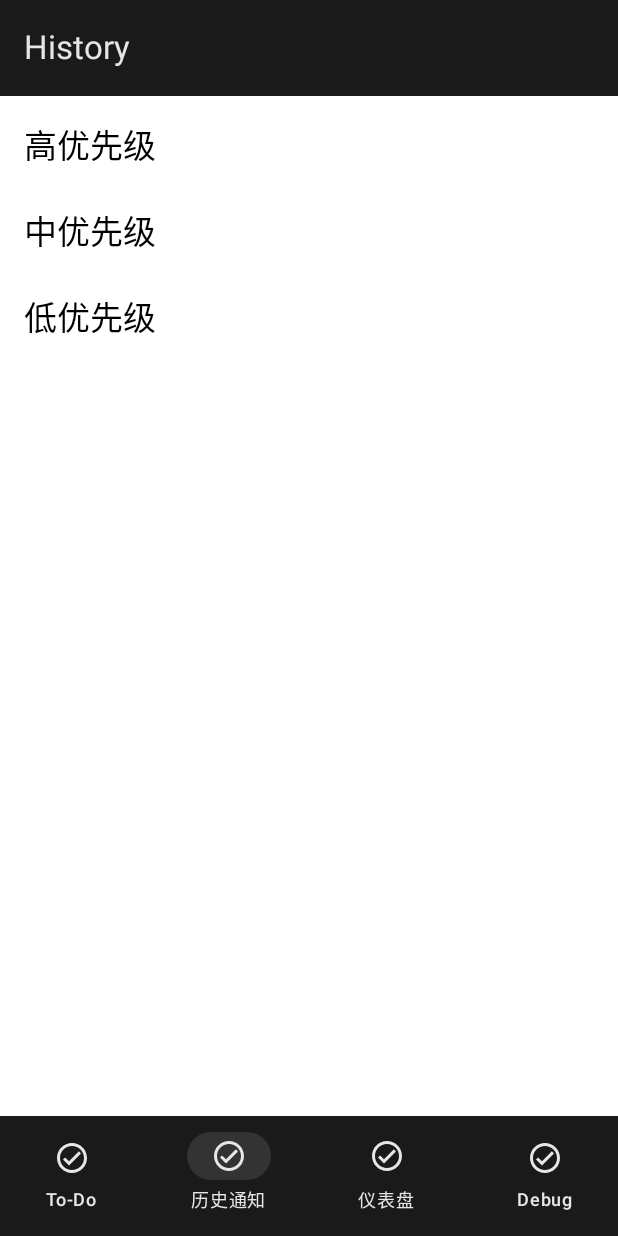
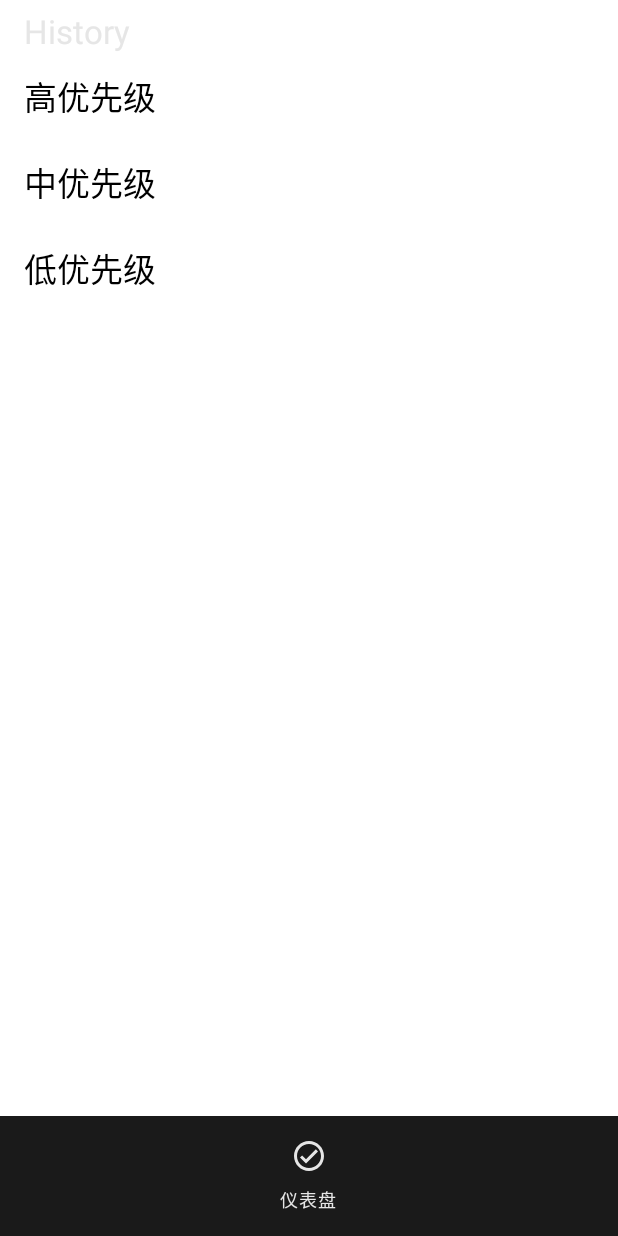
Before and after one commit to brill594/Zero, an Android app built with Jetpack Compose: the HistoryScreen screen opened through its navigation route, on a phone screen of 412 x 824 dp. Run offline under Robolectric (Android 15) with nearby library versions, the phone set to English and light mode, and no system bars; our stand-ins replace Room's generated code; 2 statements that could not run were skipped.

Commit message:
refactor(ui): 统一移除标题栏背景并将标题移至内容区顶部
重构各页面布局，删除标题栏背景，将标题移至内容区顶部并调整位置
简化导航栏，仅保留仪表盘入口，其他页面通过仪表盘内导航访问

```diff
--- a/app/src/main/java/com/Brill/zero/ui/nav/NavGraph.kt
+++ b/app/src/main/java/com/Brill/zero/ui/nav/NavGraph.kt
@@ -28,11 +28,9 @@ private data class NavItem(val label: String, val route: String)
 @Composable
 fun ZeroNavGraph(startDestination: String = "todos") {
     val nav = rememberNavController()
+    // 底部导航仅保留“仪表盘”，其余页面入口移至仪表盘页面内
     val items = listOf(
-        NavItem("To‑Do", "todos"),
-        NavItem("历史通知", "history"),
-        NavItem("仪表盘", "dashboard"),
-        NavItem("Debug", "debug")
+        NavItem("仪表盘", "dashboard")
     )
 
     val backStack by nav.currentBackStackEntryAsState()
@@ -67,10 +65,42 @@ fun ZeroNavGraph(startDestination: String = "todos") {
         }
     ) { padding ->
         NavHost(navController = nav, startDestination = startDestination, modifier = Modifier.padding(padding)) {
-            composable("dashboard") { DashboardScreen() }
-            composable("todos") { TodoScreen() }
-            composable("history") { HistoryScreen() }
-            composable("debug") { DebugScreen() }   // ★ 你的调试页
+            composable("dashboard") {
+                DashboardScreen(onNavigate = { route ->
+                    nav.navigate(route) {
+                        popUpTo(nav.graph.startDestinationId) { saveState = true }
+                        launchSingleTop = true
+                        restoreState = true
+                    }
+                })
+            }
+            composable("todos") {
+                TodoScreen(onOpenDashboard = {
+                    nav.navigate("dashboard") {
+                        popUpTo(nav.graph.startDestinationId) { saveState = true }
+                        launchSingleTop = true
+                        restoreState = true
+                    }
+                })
+            }
+            composable("history") {
+                HistoryScreen(onOpenDashboard = {
+                    nav.navigate("dashboard") {
+                        popUpTo(nav.graph.startDestinationId) { saveState = true }
+                        launchSingleTop = true
+                        restoreState = true
+                    }
+                })
+            }
+            composable("debug") {
+                DebugScreen(onOpenDashboard = {
+                    nav.navigate("dashboard") {
+                        popUpTo(nav.graph.startDestinationId) { saveState = true }
+                        launchSingleTop = true
+                        restoreState = true
+                    }
+                })
+            }
         }
     }
 }
--- a/app/src/main/java/com/Brill/zero/ui/screen/HistoryScreen.kt
+++ b/app/src/main/java/com/Brill/zero/ui/screen/HistoryScreen.kt
@@ -30,20 +30,22 @@ fun HistoryScreen() {
     val lows by repo.streamByPriority("LOW").collectAsState(initial = emptyList())
 
 
-    Scaffold(topBar = {
-        TopAppBar(
-            title = { Text("History") },
-            colors = TopAppBarDefaults.topAppBarColors(
-                containerColor = androidx.compose.ui.graphics.Color(0xFF1A1A1A),
-                titleContentColor = androidx.compose.ui.graphics.Color(0xFFE6E6E6)
-            )
+    Column(
+        modifier = Modifier
+            .fillMaxSize()
+            .padding(horizontal = 16.dp)
+    ) {
+        // 删除标题栏背景，并将标题上移至内容顶部
+        Text(
+            "History",
+            style = MaterialTheme.typography.titleLarge,
+            color = androidx.compose.ui.graphics.Color(0xFFE6E6E6),
+            modifier = Modifier.padding(top = 8.dp, bottom = 12.dp)
         )
-    }) { padding ->
+
         LazyColumn(
             Modifier
-                .fillMaxSize()
-                .padding(padding)
-                .padding(16.dp),
+                .fillMaxWidth(),
             verticalArrangement = Arrangement.spacedBy(8.dp)
         ) {
             item { Text("高优先级", style = MaterialTheme.typography.titleLarge) }
--- a/app/src/main/java/com/Brill/zero/ui/screen/TodoScreen.kt
+++ b/app/src/main/java/com/Brill/zero/ui/screen/TodoScreen.kt
@@ -26,22 +26,23 @@ fun TodoScreen() {
     val items by repo.openTodos.collectAsState(initial = emptyList())
     val scope = rememberCoroutineScope()
 
-    Scaffold(topBar = {
-        TopAppBar(
-            title = {
-                Text("To‑Do", style = MaterialTheme.typography.titleLarge)
-            },
-            colors = TopAppBarDefaults.topAppBarColors(
-                containerColor = Color(0xFF1A1A1A),
-                titleContentColor = Color(0xFFE6E6E6)
-            )
+    Column(
+        modifier = Modifier
+            .fillMaxSize()
+            .padding(horizontal = 16.dp)
+    ) {
+        // 删除标题栏背景，改为内容区标题，并上移到更靠近顶部
+        Text(
+            "To‑Do",
+            style = MaterialTheme.typography.titleLarge,
+            color = Color(0xFFE6E6E6),
+            modifier = Modifier.padding(top = 8.dp, bottom = 12.dp)
         )
-    }) { padding ->
+
         LazyColumn(
             modifier = Modifier
-                .fillMaxSize()
-                .padding(padding)
-                .padding(16.dp),
+                .fillMaxWidth()
+                .weight(1f),
             verticalArrangement = Arrangement.spacedBy(12.dp)
         ) {
             items(items) { t ->
```
Also changed, not shown: app/src/main/java/com/Brill/zero/debug/DebugScreen.kt (+15 -17 lines), app/src/main/java/com/Brill/zero/ui/screen/DashboardScreen.kt (+14 -12 lines), 1 other file.
